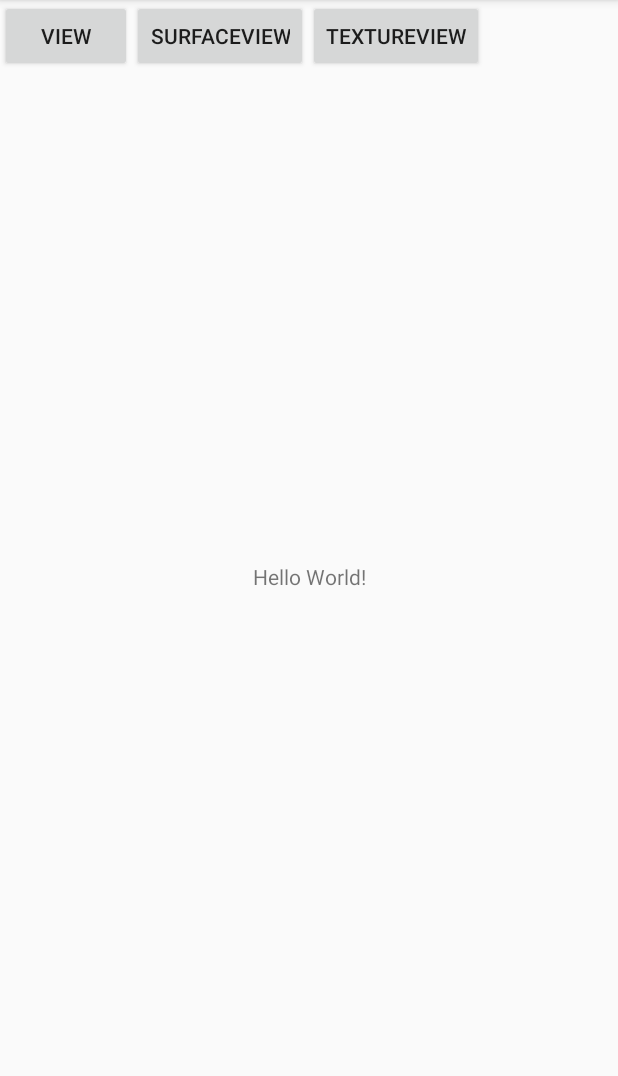
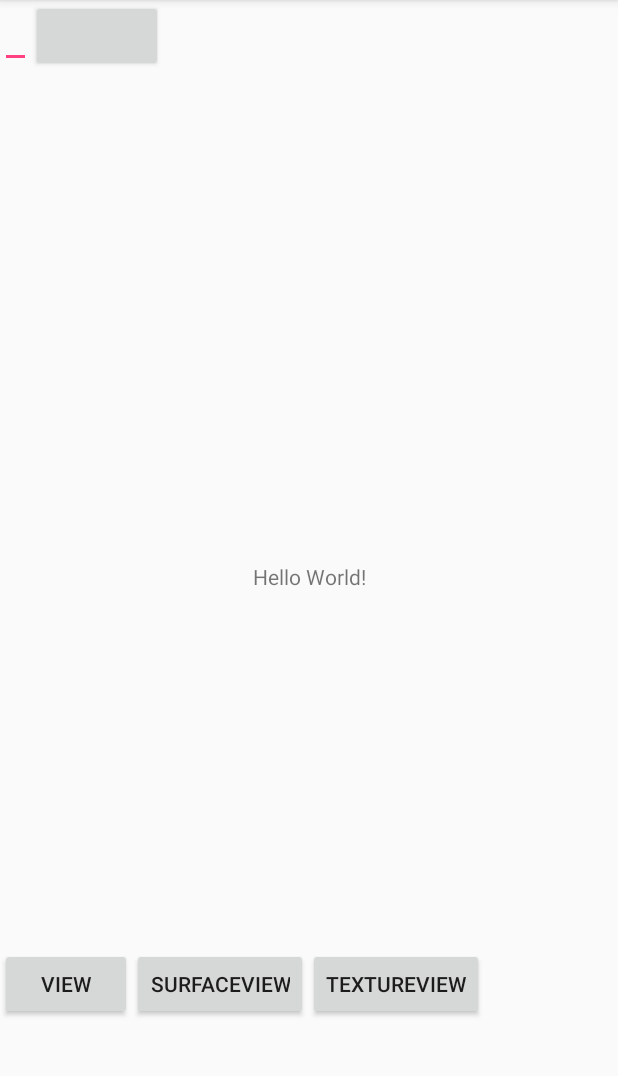
Before and after one commit to Joyounger/BulletComments, an Android app: the screen it shows after launch (MainActivity), on a phone screen of 412 x 824 dp, the part 84-1160 px from its top. Run offline under Robolectric (Android 15) with nearby library versions, the phone set to English and light mode, and no system bars.

Commit message:
添加绘制弹幕刷新时间的按钮和文本输入框控件
Signed-off-by: Joyounger <942510346@qq.com>

```diff
--- a/app/src/main/res/layout/activity_main.xml
+++ b/app/src/main/res/layout/activity_main.xml
@@ -7,6 +7,7 @@
     tools:context=".MainActivity">
 
     <TextView
+        android:id="@+id/textView"
         android:layout_width="wrap_content"
         android:layout_height="wrap_content"
         android:text="Hello World!"
@@ -17,10 +18,28 @@
 
     <LinearLayout
         android:layout_width="wrap_content"
+        android:layout_height="wrap_content">
+
+        <EditText
+            android:layout_width="wrap_content"
+            android:layout_height="wrap_content" />
+
+        <Button
+            android:layout_width="wrap_content"
+            android:layout_height="wrap_content" />
+    </LinearLayout>
+
+    <LinearLayout
+        android:id="@+id/linearLayout2"
+        android:layout_width="wrap_content"
         android:layout_height="wrap_content"
+        android:layout_marginBottom="88dp"
         android:orientation="horizontal"
-        tools:layout_editor_absoluteX="0dp"
-        tools:layout_editor_absoluteY="375dp">
+        app:layout_constraintBottom_toBottomOf="parent"
+        app:layout_constraintStart_toStartOf="parent"
+        app:layout_constraintTop_toBottomOf="@+id/operation_layout">
+
+
         <Button
             android:id="@+id/button1"
             android:layout_width="wrap_content"
```
Lines whose indentation alone changed are shown as unchanged.
